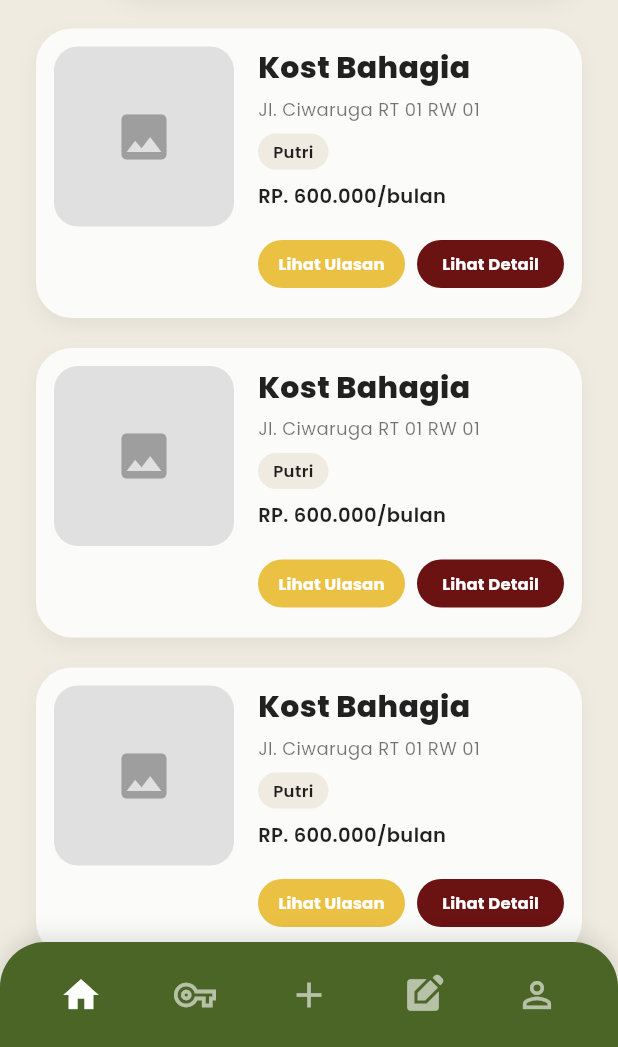
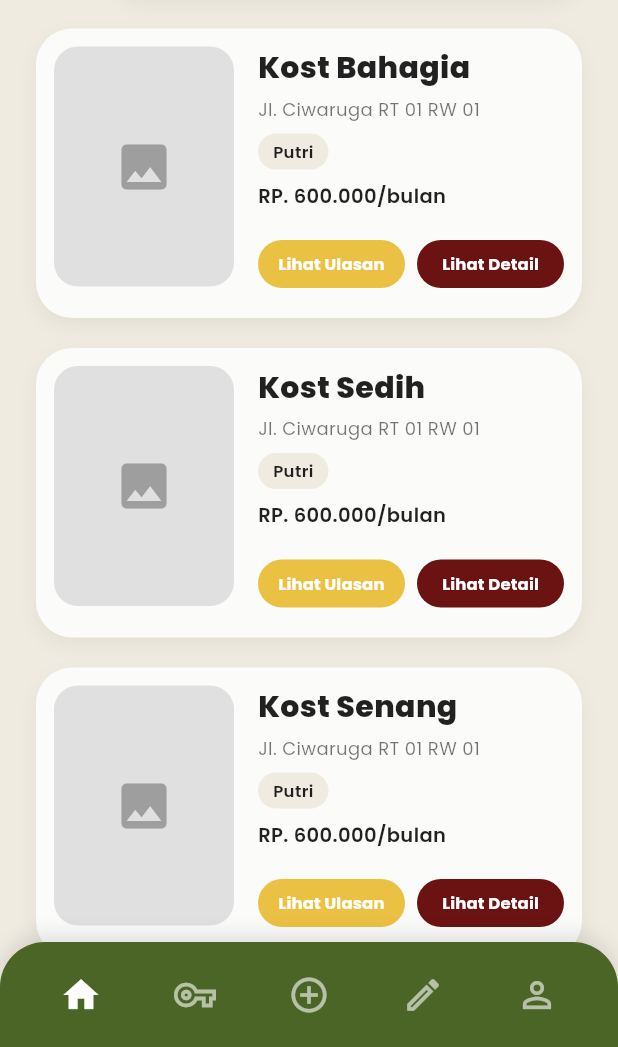
Before and after one commit to nezyazulfa/HunianKu, a Flutter app: the DashboardPage screen opened directly, on a phone screen of 412 x 824 dp, the part 189-1236 px from its top. Run offline on Flutter 3.47's test engine with Material 3 defaults, Android fonts, the phone set to English and light mode, and no system bars; our stand-ins replace flutter_dotenv, flutter_secure_storage, google_fonts, google_sign_in, hive; missing offline and left inert: mongo_dart; accounts and stored records are empty; generated files the repository leaves out were written again; statements that could not run were skipped.

Commit message:
perbaikan ui dashboard & navbar

```diff
--- a/hunianku/lib/features/bookmark/model/bookmark_model.dart
+++ b/hunianku/lib/features/bookmark/model/bookmark_model.dart
@@ -1,6 +1,6 @@
 import 'package:hive/hive.dart';
 import 'package:hunianku/features/user/model/user_model.dart';
-import 'package:hunianku/features/kost/model/kost_model.dart';
+import 'package:hunianku/features/dashboard/model/kost_model.dart';
 import 'package:mongo_dart/mongo_dart.dart';
 
 part 'bookmark_model.g.dart';
--- a/hunianku/lib/features/dashboard/views/dashboard_page.dart
+++ b/hunianku/lib/features/dashboard/views/dashboard_page.dart
@@ -28,13 +28,13 @@ class _DashboardPageState extends State<DashboardPage> {
       // 'image': 'assets/kost1.png', // Uncomment & ganti dengan path gambar aslimu nanti
     },
     {
-      'nama': 'Kost Bahagia',
+      'nama': 'Kost Sedih',
       'alamat': 'Jl. Ciwaruga RT 01 RW 01',
       'jenis': 'Putri',
       'harga': 'RP. 600.000/bulan',
     },
     {
-      'nama': 'Kost Bahagia',
+      'nama': 'Kost Senang',
       'alamat': 'Jl. Ciwaruga RT 01 RW 01',
       'jenis': 'Putri',
       'harga': 'RP. 600.000/bulan',
@@ -159,11 +159,12 @@ class _DashboardPageState extends State<DashboardPage> {
                 child: Row(
                   mainAxisAlignment: MainAxisAlignment.spaceEvenly,
                   children: [
-                    _buildNavItem(Icons.home, 0),
-                    _buildNavItem(Icons.vpn_key_outlined, 1),
-                    _buildNavItem(Icons.add, 2),
-                    _buildNavItem(Icons.edit_square, 3), // Atau Icons.chat_bubble_outline tergantung fungsi
-                    _buildNavItem(Icons.person_outline, 4),
+                    // MEMANGGIL FUNGSI DENGAN 2 IKON (AKTIF & TIDAK AKTIF)
+                    _buildNavItem(Icons.home, Icons.home_outlined, 0),
+                    _buildNavItem(Icons.vpn_key, Icons.vpn_key_outlined, 1),
+                    _buildNavItem(Icons.add_circle, Icons.add_circle_outline, 2),
+                    _buildNavItem(Icons.edit, Icons.edit_outlined, 3),
+                    _buildNavItem(Icons.person, Icons.person_outline, 4),
                   ],
                 ),
               ),
@@ -196,7 +197,7 @@ class _DashboardPageState extends State<DashboardPage> {
           // Gambar Kost
           Container(
             width: 120,
-            height: 120,
+            height: 160,
             decoration: BoxDecoration(
               color: Colors.grey[300], // Warna skeleton jika gambar belum ada
               borderRadius: BorderRadius.circular(16),
@@ -320,8 +321,9 @@ class _DashboardPageState extends State<DashboardPage> {
     );
   }
 
-  // WIDGET ICON BOTTOM NAVIGATION BAR
-  Widget _buildNavItem(IconData icon, int index) {
+  // WIDGET ICON BOTTOM NAVIGATION BAR YANG DIPERBARUI
+  // Sekarang meminta 'activeIcon' dan 'inactiveIcon'
+  Widget _buildNavItem(IconData activeIcon, IconData inactiveIcon, int index) {
     bool isActive = _selectedIndex == index;
     return GestureDetector(
       onTap: () {
@@ -332,9 +334,9 @@ class _DashboardPageState extends State<DashboardPage> {
       child: Container(
         padding: const EdgeInsets.all(8),
         child: Icon(
-          icon,
+          // Jika isActive true, gunakan activeIcon (Filled). Jika false, gunakan inactiveIcon (Outline).
+          isActive ? activeIcon : inactiveIcon,
           size: 28,
-          // Ikon aktif warnanya putih pekat, yang non-aktif agak redup
           color: isActive ? Colors.white : Colors.white.withOpacity(0.6),
         ),
       ),
--- a/hunianku/lib/features/note/model/note_model.dart
+++ b/hunianku/lib/features/note/model/note_model.dart
@@ -1,7 +1,7 @@
 import 'package:hive/hive.dart';
 import 'package:mongo_dart/mongo_dart.dart';
 import 'package:hunianku/features/user/model/user_model.dart';
-import 'package:hunianku/features/kost/model/kost_model.dart';
+import 'package:hunianku/features/dashboard/model/kost_model.dart';
 
 part 'note_model.g.dart';
 
--- a/hunianku/lib/features/review/model/review_model.dart
+++ b/hunianku/lib/features/review/model/review_model.dart
@@ -1,7 +1,7 @@
 import 'package:hive/hive.dart';
 import 'package:mongo_dart/mongo_dart.dart';
 import 'package:hunianku/features/user/model/user_model.dart';
-import 'package:hunianku/features/kost/model/kost_model.dart';
+import 'package:hunianku/features/dashboard/model/kost_model.dart';
 
 part 'review_model.g.dart';
 
--- /dev/null
+++ b/postman/globals/workspace.globals.yaml
@@ -0,0 +1,2 @@
+name: Globals
+values: []
```
Also changed, not shown: .postman/resources.yaml (added).
